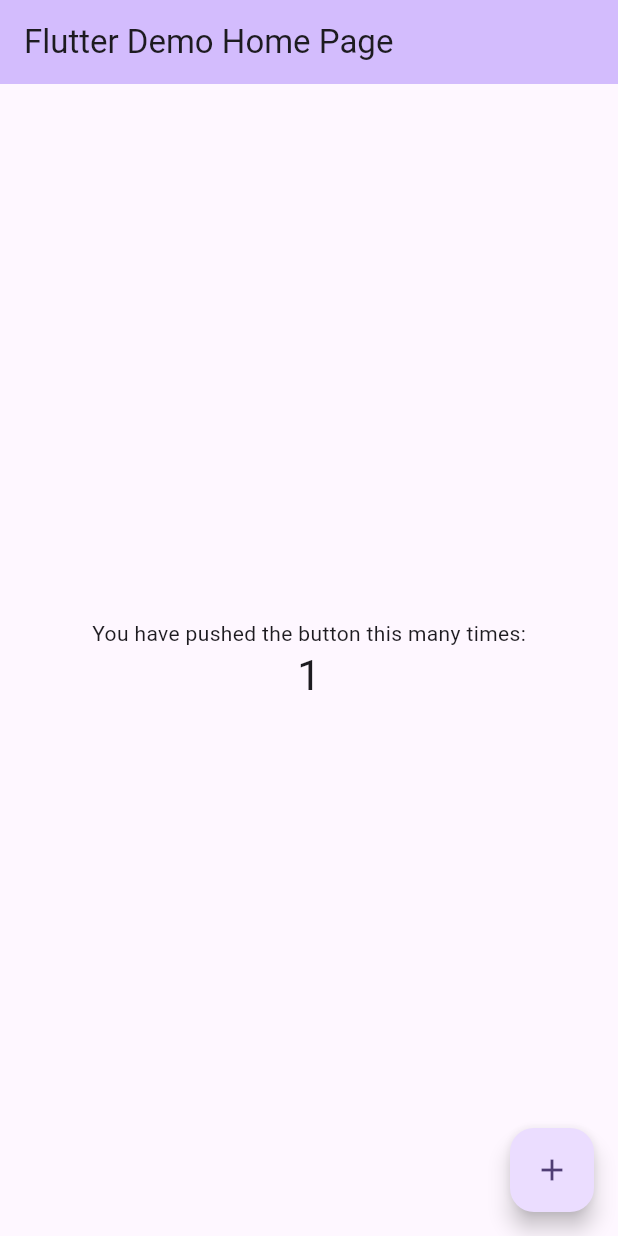
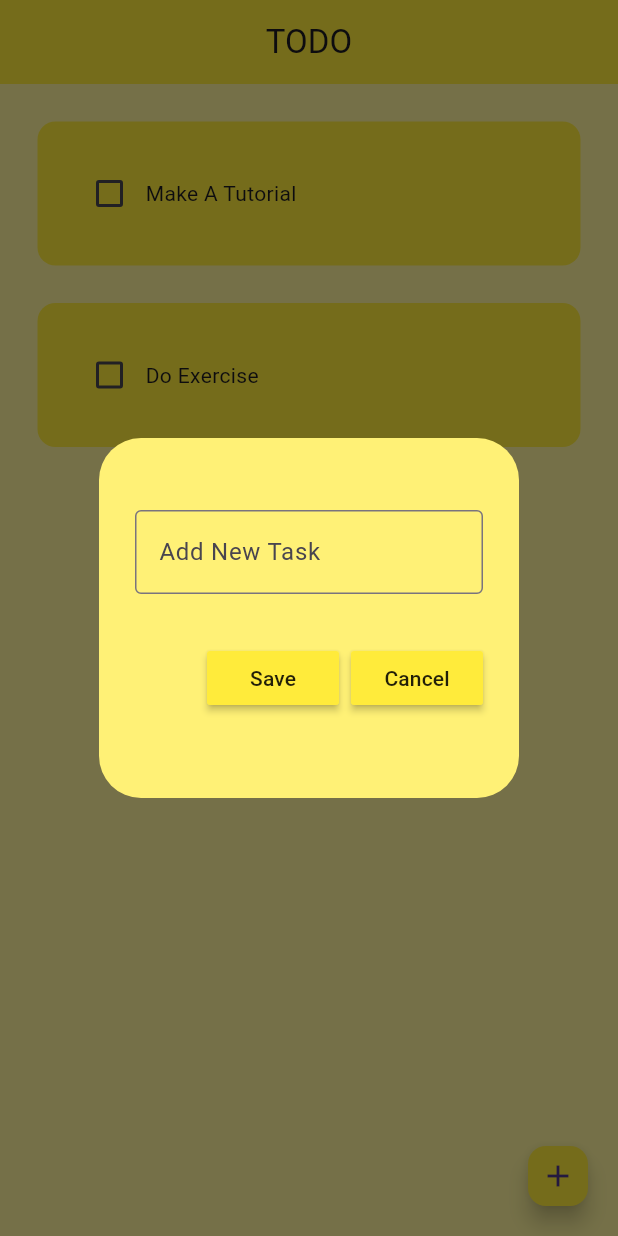
Before and after one commit to edglz/flutter_task_app, a Flutter app: the screen it shows after launch, after a tap on the "add" icon, on a phone screen of 412 x 824 dp. Run offline on Flutter 3.47's test engine with Material 3 defaults, Android fonts, the phone set to English and light mode, and no system bars; drawn by our look-alikes of flutter_slidable.

Commit message:
feat: (Actions): All actions finished.

```diff
--- a/lib/main.dart
+++ b/lib/main.dart
@@ -1,4 +1,5 @@
 import 'package:flutter/material.dart';
+import 'package:task_app/screens/home_page.dart';
 
 void main() {
   runApp(const MyApp());
@@ -7,119 +8,12 @@ void main() {
 class MyApp extends StatelessWidget {
   const MyApp({super.key});
 
-  // This widget is the root of your application.
   @override
   Widget build(BuildContext context) {
-    return MaterialApp(
-      title: 'Flutter Demo',
-      theme: ThemeData(
-        // This is the theme of your application.
-        //
-        // TRY THIS: Try running your application with "flutter run". You'll see
-        // the application has a purple toolbar. Then, without quitting the app,
-        // try changing the seedColor in the colorScheme below to Colors.green
-        // and then invoke "hot reload" (save your changes or press the "hot
-        // reload" button in a Flutter-supported IDE, or press "r" if you used
-        // the command line to start the app).
-        //
-        // Notice that the counter didn't reset back to zero; the application
-        // state is not lost during the reload. To reset the state, use hot
-        // restart instead.
-        //
-        // This works for code too, not just values: Most code changes can be
-        // tested with just a hot reload.
-        colorScheme: ColorScheme.fromSeed(seedColor: Colors.deepPurple),
-        useMaterial3: true,
-      ),
-      home: const MyHomePage(title: 'Flutter Demo Home Page'),
+    return  MaterialApp(
+      debugShowCheckedModeBanner: false,
+      home:const HomePage(),
+      theme: ThemeData(primarySwatch: Colors.yellow),
     );
   }
 }
-
-class MyHomePage extends StatefulWidget {
-  const MyHomePage({super.key, required this.title});
-
-  // This widget is the home page of your application. It is stateful, meaning
-  // that it has a State object (defined below) that contains fields that affect
-  // how it looks.
-
-  // This class is the configuration for the state. It holds the values (in this
-  // case the title) provided by the parent (in this case the App widget) and
-  // used by the build method of the State. Fields in a Widget subclass are
-  // always marked "final".
-
-  final String title;
-
-  @override
-  State<MyHomePage> createState() => _MyHomePageState();
-}
-
-class _MyHomePageState extends State<MyHomePage> {
-  int _counter = 0;
-
-  void _incrementCounter() {
-    setState(() {
-      // This call to setState tells the Flutter framework that something has
-      // changed in this State, which causes it to rerun the build method below
-      // so that the display can reflect the updated values. If we changed
-      // _counter without calling setState(), then the build method would not be
-      // called again, and so nothing would appear to happen.
-      _counter++;
-    });
-  }
-
-  @override
-  Widget build(BuildContext context) {
-    // This method is rerun every time setState is called, for instance as done
-    // by the _incrementCounter method above.
-    //
-    // The Flutter framework has been optimized to make rerunning build methods
-    // fast, so that you can just rebuild anything that needs updating rather
-    // than having to individually change instances of widgets.
-    return Scaffold(
-      appBar: AppBar(
-        // TRY THIS: Try changing the color here to a specific color (to
-        // Colors.amber, perhaps?) and trigger a hot reload to see the AppBar
-        // change color while the other colors stay the same.
-        backgroundColor: Theme.of(context).colorScheme.inversePrimary,
-        // Here we take the value from the MyHomePage object that was created by
-        // the App.build method, and use it to set our appbar title.
-        title: Text(widget.title),
-      ),
-      body: Center(
-        // Center is a layout widget. It takes a single child and positions it
-        // in the middle of the parent.
-        child: Column(
-          // Column is also a layout widget. It takes a list of children and
-          // arranges them vertically. By default, it sizes itself to fit its
-          // children horizontally, and tries to be as tall as its parent.
-          //
-          // Column has various properties to control how it sizes itself and
-          // how it positions its children. Here we use mainAxisAlignment to
-          // center the children vertically; the main axis here is the vertical
-          // axis because Columns are vertical (the cross axis would be
-          // horizontal).
-          //
-          // TRY THIS: Invoke "debug painting" (choose the "Toggle Debug Paint"
-          // action in the IDE, or press "p" in the console), to see the
-          // wireframe for each widget.
-          mainAxisAlignment: MainAxisAlignment.center,
-          children: <Widget>[
-            const Text(
-              'You have pushed the button this many times:',
-            ),
-            Text(
-              '$_counter',
-              style: Theme.of(context).textTheme.headlineMedium,
-            ),
-          ],
-        ),
-      ),
-      floatingActionButton: FloatingActionButton(
-        onPressed: _incrementCounter,
-        tooltip: 'Increment',
-        child: const Icon(Icons.add),
-      ), // This trailing comma makes auto-formatting nicer for build methods.
-    );
-  }
-}
--- /dev/null
+++ b/lib/screens/home_page.dart
@@ -0,0 +1,80 @@
+import 'package:flutter/material.dart';
+import 'package:task_app/util/dialog_box.dart';
+import 'package:task_app/util/todo_tile.dart';
+
+class HomePage extends StatefulWidget {
+  const HomePage({super.key});
+
+  @override
+  State<HomePage> createState() => _HomePageState();
+}
+
+class _HomePageState extends State<HomePage> {
+  // text controller
+  final _controller = TextEditingController();
+
+  // list todo tasks
+
+  List toDoList = [
+    ["Make A Tutorial", false],
+    ["Do Exercise", false]
+  ];
+  // checkbox was tapped
+  void checkBoxChanged(bool? value, int index) {
+    setState(() {
+      toDoList[index][1] = !toDoList[index][1];
+    });
+  }
+  // create task
+  void saveNewTask(){
+    setState(() {
+      toDoList.add([_controller.text, false]);
+    });
+    Navigator.of(context).pop();
+  }
+  void createNewTask() {
+    showDialog(
+        context: context,
+        builder: (context) {
+          return DialogBox(
+            controller: _controller,
+            onCancel: () => Navigator.of(context).pop(),
+            onSave: saveNewTask,
+          );
+        });
+  }
+  // delete task
+  void deleteTask(int index){
+    setState(() {
+      toDoList.removeAt(index);
+    });
+  }
+  @override
+  Widget build(BuildContext context) {
+    return Scaffold(
+        backgroundColor: Colors.yellow[200],
+        appBar: AppBar(
+          title: const Center(
+            child: Text("TODO"),
+          ),
+          elevation: 0,
+          backgroundColor: Colors.yellow,
+        ),
+        floatingActionButton: FloatingActionButton(
+          onPressed: createNewTask,
+          child: const Icon(Icons.add),
+          backgroundColor: Colors.yellow,
+          mini: true,
+        ),
+        body: ListView.builder(
+          itemCount: toDoList.length,
+          itemBuilder: (context, index) {
+            return ToDoTile(
+                taskName: toDoList[index][0],
+                taskCompleted: toDoList[index][1],
+                deleteFunction: (context) => deleteTask(index),
+                onChanged: (value) => checkBoxChanged(value, index));
+          },
+        ));
+  }
+}
--- /dev/null
+++ b/lib/util/dialog_box.dart
@@ -0,0 +1,47 @@
+import 'package:flutter/material.dart';
+import 'package:task_app/util/my_button.dart';
+
+class DialogBox extends StatelessWidget {
+  final TextEditingController controller;
+  final VoidCallback onSave;
+  final VoidCallback onCancel;
+
+  DialogBox({
+    Key? key,
+    required this.controller,
+    required this.onSave,
+    required this.onCancel,
+  }) : super(key: key);
+
+  @override
+  Widget build(BuildContext context) {
+    return AlertDialog(
+      backgroundColor: Colors.yellow[300],
+      content: SizedBox(
+        height: 200,
+        child: Column(
+          mainAxisAlignment: MainAxisAlignment.spaceEvenly,
+          children: [
+            TextField(
+              controller: controller,
+              decoration: const InputDecoration(
+                border: OutlineInputBorder(),
+                hintText: "Add New Task",
+              ),
+            ),
+            Center(
+              child: Row(
+                mainAxisAlignment: MainAxisAlignment.end,
+                children: [
+                  MyButton(text: "Save", onPressed: onSave),
+                  const SizedBox(width: 8),
+                  MyButton(text: "Cancel", onPressed: onCancel),
+                ],
+              ),
+            ),
+          ],
+        ),
+      ),
+    );
+  }
+}
--- /dev/null
+++ b/lib/util/my_button.dart
@@ -0,0 +1,18 @@
+import 'package:flutter/material.dart';
+
+// ignore: must_be_immutable
+class MyButton extends StatelessWidget {
+  final String text;
+  VoidCallback onPressed;
+
+  MyButton({super.key, required this.text, required this.onPressed});
+
+  @override
+  Widget build(BuildContext context) {
+    return MaterialButton(
+      onPressed: onPressed,
+      color: Colors.yellow,
+      child: Text(text),
+    );
+  }
+}
--- /dev/null
+++ b/lib/util/todo_tile.dart
@@ -0,0 +1,57 @@
+import 'package:flutter/material.dart';
+import 'package:flutter_slidable/flutter_slidable.dart';
+
+class ToDoTile extends StatelessWidget {
+  final String taskName;
+  final bool taskCompleted;
+  final Function(bool?)? onChanged;
+  final Function(BuildContext)?  deleteFunction;
+
+  const ToDoTile({
+    required this.taskName,
+    required this.taskCompleted,
+    required this.onChanged,
+    required this.deleteFunction
+  });
+
+  @override
+  Widget build(BuildContext context) {
+    return Padding(
+      padding: const EdgeInsets.only(left: 25.0, right: 25, top: 25),
+      child: Slidable(
+        endActionPane: ActionPane(
+          motion: StretchMotion(),
+          children: [
+            SlidableAction(
+              onPressed: deleteFunction,
+              icon: Icons.delete,
+              backgroundColor: Colors.red.shade300,
+              borderRadius: BorderRadius.circular(12),
+            )
+          ],
+        ),
+        child: Container(
+          padding: const EdgeInsets.all(24),
+          decoration: BoxDecoration(
+            color: Colors.yellow,
+            borderRadius: BorderRadius.circular(12),
+          ),
+          child: Row(
+            children: [
+              Checkbox(
+                value: taskCompleted,
+                onChanged: onChanged,
+                activeColor: Colors.black,
+              ),
+              Text(taskName,
+                  style: TextStyle(
+                      decoration: taskCompleted
+                          ? TextDecoration.lineThrough
+                          : TextDecoration.none)),
+            ],
+          ),
+        ),
+      ),
+    );
+  }
+}
--- a/pubspec.yaml
+++ b/pubspec.yaml
@@ -35,6 +35,7 @@ dependencies:
   # The following adds the Cupertino Icons font to your application.
   # Use with the CupertinoIcons class for iOS style icons.
   cupertino_icons: ^1.0.2
+  flutter_slidable: ^1.2.0
 
 dev_dependencies:
   flutter_test:
```
Also changed, not shown: pubspec.lock.
